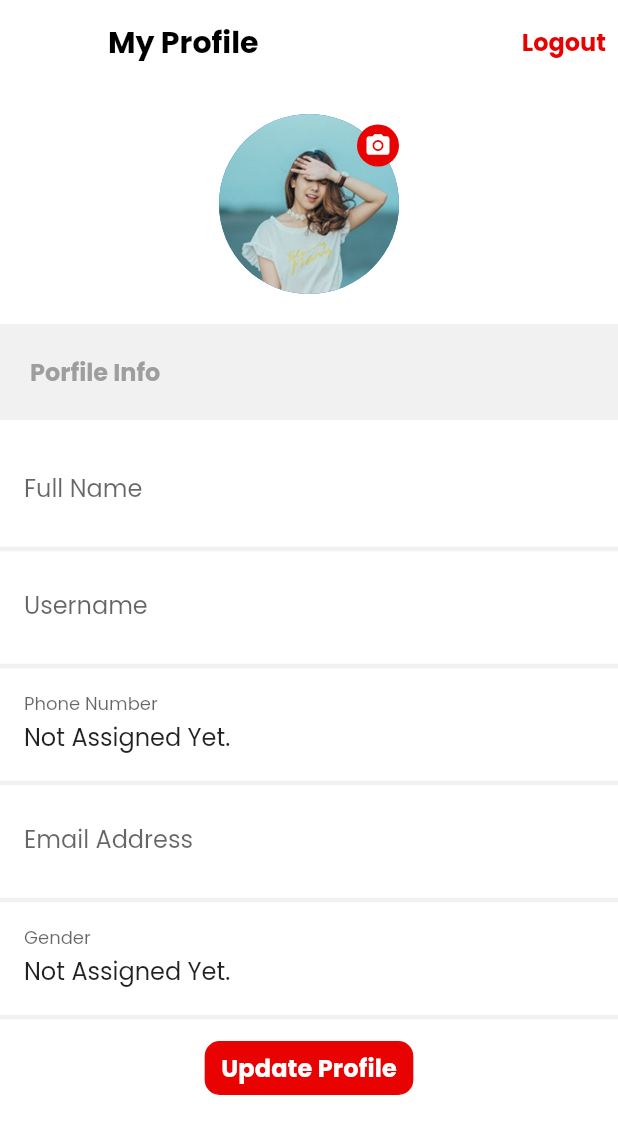
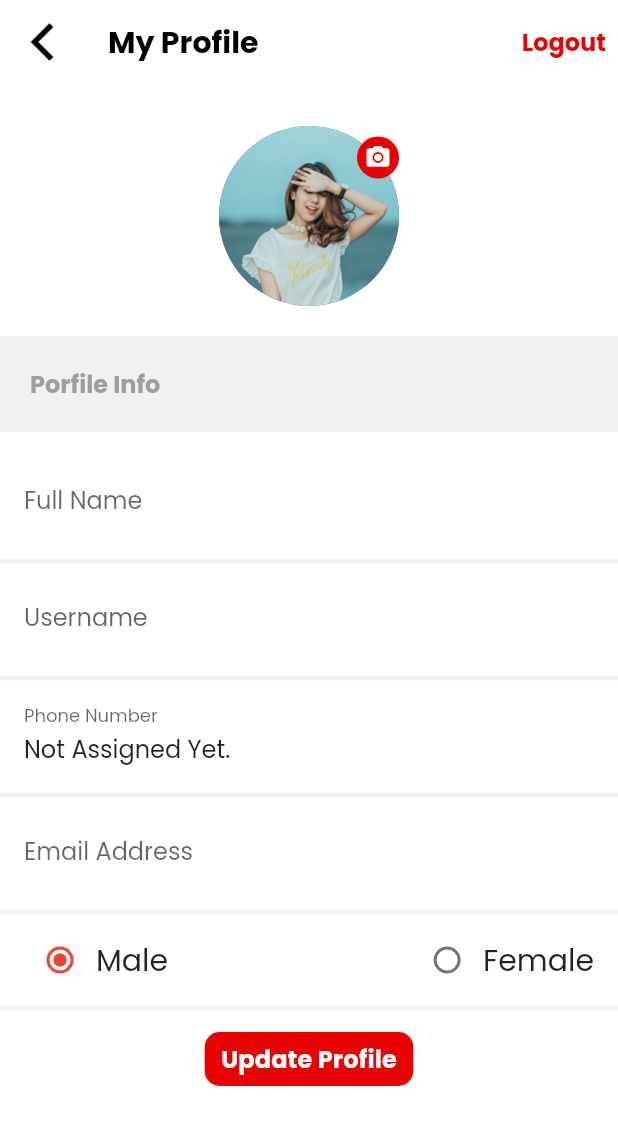
Before and after one commit to mahmourad98/picoffee_social_app, a Flutter app: the ProfileScreen screen opened directly, after a tap on "Update Profile", on a phone screen of 412 x 824 dp. Shown: the top 1134 px of the screen. Run offline on Flutter 3.47's test engine with Material 2 defaults, Android fonts, the phone set to English and light mode, and no system bars; our stand-ins replace bot_toast, firebase_core, firebase_messaging, font_awesome_flutter, shared_preferences; missing offline and left inert: animation_wrappers; accounts and stored records are empty; network calls fail.

Commit message:
profile is finished but no images

```diff
--- a/lib/home/home.dart
+++ b/lib/home/home.dart
@@ -96,6 +96,8 @@ class _HomeScreenState extends State<HomeScreen> {
     final mediaQuery = MediaQuery.of(context);
     final theme = Theme.of(context);
 
+    var name = Provider.of<UserProvider>(context, listen: true).name;
+
     final bHeight = mediaQuery.size.height -
         mediaQuery.padding.top -
         AppBar().preferredSize.height;
@@ -151,7 +153,7 @@ class _HomeScreenState extends State<HomeScreen> {
                         ),
                         Container(
                           child: Text(
-                            'Samantha Smith',
+                            name!,
                             style: theme.textTheme.subtitle2!.copyWith(
                               color: theme.hintColor,
                             ),
--- a/lib/profile/edit_profile.dart
+++ b/lib/profile/edit_profile.dart
@@ -1,8 +1,11 @@
 import 'package:animation_wrappers/animation_wrappers.dart';
 import 'package:flutter/material.dart';
+import 'package:picoffee/providers/GenderProvider.dart';
+import 'package:picoffee/topTweets/topTweets.dart';
 import 'package:provider/provider.dart';
 import 'package:picoffee/app_theme/application_colors.dart';
 import 'package:picoffee/providers/UserProvider.dart';
+import 'package:shared_preferences/shared_preferences.dart';
 
 class ProfileScreen extends StatefulWidget {
   @override
@@ -15,6 +18,7 @@ class _ProfileScreenState extends State<ProfileScreen> {
   TextEditingController phoneTextController = TextEditingController();
   TextEditingController emailTextController = TextEditingController();
   TextEditingController genderTextController = TextEditingController();
+  var _radioValue;
 
   late var name;
   late var email;
@@ -32,7 +36,13 @@ class _ProfileScreenState extends State<ProfileScreen> {
     emailTextController.text = this.email!;
     usernameTextController.text = this.email.split('@')[0].toString();
     phoneTextController.text = this.phone;
-    genderTextController.text = (this.gender.isEmpty) ? "Not Assigned Yet." : this.gender;
+    if(this.gender.toString().toUpperCase().startsWith('F')){
+      _radioValue = 1;
+    }
+    else{
+      _radioValue = 0;
+    }
+    Provider.of<Gender>(context, listen: false).isMale = _radioValue;
     super.initState();
   }
 
@@ -40,6 +50,7 @@ class _ProfileScreenState extends State<ProfileScreen> {
   Widget build(BuildContext context) {
     final theme = Theme.of(context);
     final mediaQuery = MediaQuery.of(context);
+    var _radioValue2 = Provider.of<Gender>(context, listen: true).isMale;
 
     final myAppBar = AppBar(
       title: Text(
@@ -51,12 +62,18 @@ class _ProfileScreenState extends State<ProfileScreen> {
         onPressed: () {
           Navigator.of(context).pop();
         },
-        icon: Icon(Icons.chevron_left),
+        icon: Image.asset(
+          'assets/Icons/back_arrow_icon.png',
+        ),
       ),
       elevation: 0,
       actions: [
         TextButton(
-          onPressed: () {},
+          onPressed: () async{
+            SharedPreferences prefs = await SharedPreferences.getInstance();
+            prefs.clear();
+            Navigator.of(context).pushReplacement(MaterialPageRoute(builder: (context) => TopTweetsScreen()));
+          },
           child: Text(
             'Logout',
             style: theme.textTheme.button!
@@ -67,7 +84,10 @@ class _ProfileScreenState extends State<ProfileScreen> {
     );
     final bheight = mediaQuery.size.height - mediaQuery.padding.top - myAppBar.preferredSize.height;
     return Scaffold(
-      appBar: myAppBar,
+      appBar: PreferredSize(
+        preferredSize: Size.fromHeight(64.0),
+        child: myAppBar,
+      ),
       body: FadedSlideAnimation(
         Container(
           color: ApplicationColors.white,
@@ -191,13 +211,55 @@ class _ProfileScreenState extends State<ProfileScreen> {
                       color: Colors.white,
                       width: double.infinity,
                       padding: EdgeInsets.fromLTRB(16, 0, 16, 0),
-                      child: TextField(
-                        controller: genderTextController,
-                        decoration: InputDecoration(
-                          labelText: 'Gender',
-                          labelStyle: TextStyle(height: 1),
-                          border: InputBorder.none,
-                        ),
+                      child: Row(
+                        mainAxisAlignment: MainAxisAlignment.spaceBetween,
+                        crossAxisAlignment: CrossAxisAlignment.center,
+                        children: [
+                          Row(
+                            mainAxisAlignment: MainAxisAlignment.center,
+                            crossAxisAlignment: CrossAxisAlignment.center,
+                            children: [
+                              Radio(
+                                activeColor: Colors.red,
+                                value: 0,
+                                groupValue: _radioValue2,
+                                onChanged: (dynamic value) {
+                                  print("male $value");
+                                  Provider.of<Gender>(context, listen: false).isMale = value;
+                                },
+                                focusColor: Colors.amberAccent,
+                              ),
+                              Text(
+                                'Male',
+                                style: Theme.of(context).textTheme.headline5?.copyWith(
+                                    fontSize: 20
+                                ),
+                              ),
+                            ],
+                          ),
+                          Row(
+                            mainAxisAlignment: MainAxisAlignment.center,
+                            crossAxisAlignment: CrossAxisAlignment.center,
+                            children: [
+                              Radio(
+                                activeColor: Colors.red,
+                                value: 1,
+                                groupValue: _radioValue2,
+                                onChanged: (dynamic value) {
+                                  print("female $value");
+                                  Provider.of<Gender>(context, listen: false).isMale = value;
+                                },
+                                focusColor: Colors.amberAccent,
+                              ),
+                              Text(
+                                'Female',
+                                style: Theme.of(context).textTheme.headline5?.copyWith(
+                                    fontSize: 20
+                                ),
+                              ),
+                            ],
+                          ),
+                        ],
                       ),
                     ),
                     Divider(
@@ -212,10 +274,20 @@ class _ProfileScreenState extends State<ProfileScreen> {
                     child: GestureDetector(
                       onTap: () {
                         //print(nameTextController.text);
+                        var gender;
+                        switch (_radioValue2){
+                          case 0:
+                            gender = "Male";
+                            break;
+                          case 1:
+                            gender = "Female";
+                            break;
+                        }
+                        print("gender ${gender!}");
                         Provider.of<UserProvider>(context, listen: false).updateUserInfo(
                             emailTextController.text,
                             nameTextController.text,
-                            genderTextController.text);
+                            gender!);
                       },
                       child: Container(
                         //width: constraints.maxWidth * 0.35,
--- a/lib/profile/my_profile_screen.dart
+++ b/lib/profile/my_profile_screen.dart
@@ -24,6 +24,7 @@ class _MyProfileScreenState extends State<MyProfileScreen> {
     super.initState();
     Provider.of<FollowersProvider>(context, listen: false).getFollowers();
     Provider.of<FollowingProvider>(context, listen: false).getFollowing();
+    print("getting tweets");
     Provider.of<TweetsProvider>(context, listen: false).getCurrentUserTweets();
   }
 
--- a/lib/providers/UserProvider.dart
+++ b/lib/providers/UserProvider.dart
@@ -42,28 +42,18 @@ class UserProvider with ChangeNotifier {
       'fcm_token': fcmtoken.toString()
     });
 
-    Map<String, dynamic> data =
-        new Map<String, dynamic>.from(json.decode(response.body));
+    Map<String, dynamic> data = new Map<String, dynamic>.from(json.decode(response.body));
 
     SharedPreferences prefs = await SharedPreferences.getInstance();
-
     prefs.setString('id', data['user']['id'].toString());
     prefs.setString('name', data['user']['name']);
     prefs.setString('email', data['user']['email']);
-    prefs.setString('gender', data['user']['profile']['gender']);
-    //prefs.setString('token', data['token']);
-    //prefs.setBool('logged_in', true);
-
-    prefs.setString('userId', data['user']['id'].toString());
-    prefs.setString('userName', data['user']['name'].toString());
-    prefs.setString('userEmail', data['user']['email'].toString());
-    prefs.setString('userImage', data['user']['image'].toString());
-    prefs.setString('userProfileId', data['user']['profile']['id'].toString());
-    prefs.setString('userProfileGender', data['user']['profile']['gender'].toString());
-    prefs.setString('userProfileFcmToken', data['user']['profile']['fcm_token'].toString());
-    prefs.setString('token', data['token'].toString());
+    prefs.setString('image', data['user']['image'].toString());
+    prefs.setString('profileId', data['user']['profile']['id'].toString());
+    prefs.setString('profileGender', data['user']['profile']['gender'].toString());
+    prefs.setString('profileFcmToken', data['user']['profile']['fcm_token'].toString());
+    prefs.setString('token', data['token']);
     prefs.setBool('logged_in', true);
-
     getUserInfo();
 
     notifyListeners();
@@ -78,24 +68,16 @@ class UserProvider with ChangeNotifier {
       'device_name': deviceName,
     });
 
-    Map<String, dynamic> data =
-        new Map<String, dynamic>.from(json.decode(response.body));
+    Map<String, dynamic> data = new Map<String, dynamic>.from(json.decode(response.body));
 
     SharedPreferences prefs = await SharedPreferences.getInstance();
-
     prefs.setString('id', data['user']['id'].toString());
     prefs.setString('name', data['user']['name']);
     prefs.setString('email', data['user']['email']);
-    //prefs.setString('token', data['token']);
-    //prefs.setBool('logged_in', true);
-
-    prefs.setString('userId', data['user']['id'].toString());
-    prefs.setString('userName', data['user']['name'].toString());
-    prefs.setString('userEmail', data['user']['email'].toString());
-    prefs.setString('userImage', data['user']['image'].toString());
-    prefs.setString('userProfileId', data['user']['profile']['id'].toString());
-    prefs.setString('userProfileGender', data['user']['profile']['gender'].toString());
-    prefs.setString('userProfileFcmToken', data['user']['profile']['fcm_token'].toString());
+    prefs.setString('image', data['user']['image'].toString());
+    prefs.setString('profileId', data['user']['profile']['id'].toString());
+    prefs.setString('profileGender', data['user']['profile']['gender'].toString());
+    prefs.setString('profileFcmToken', data['user']['profile']['fcm_token'].toString());
     prefs.setString('token', data['token'].toString());
     prefs.setBool('logged_in', true);
 
@@ -106,15 +88,15 @@ class UserProvider with ChangeNotifier {
 
   dynamic getUserInfo() async{
     SharedPreferences prefs = await SharedPreferences.getInstance();
-    this.id = prefs.getString('userId')!;
-    this.name = prefs.getString('userName')!;
-    this.email = prefs.getString('userEmail')!;
-    this.imageUrl = prefs.getString('userImage')!;
+    this.id = prefs.getString('id')!;
+    this.name = prefs.getString('name')!;
+    this.email = prefs.getString('email')!;
+    this.imageUrl = prefs.getString('image')!;
     this.token = prefs.getString('token')!;
     this.logged_in = prefs.getBool('logged_in')!;
-    this.profile['id'] = prefs.getString('userProfileId')!;
-    this.profile['gender'] = prefs.getString('userProfileGender')!;
-    this.profile['fcmToken'] = prefs.getString('userProfileFcmToken')!;
+    this.profile['id'] = prefs.getString('profileId')!;
+    this.profile['gender'] = prefs.getString('profileGender')!;
+    this.profile['fcmToken'] = prefs.getString('profileFcmToken')!;
 
     print("id: ${this.id}");
     print("name: ${this.name}");
@@ -130,11 +112,11 @@ class UserProvider with ChangeNotifier {
   }
 
   Future<dynamic> updateUserInfo(dynamic email, dynamic name, dynamic gender) async{
-    SharedPreferences prefs = await SharedPreferences.getInstance();
-    this.id = prefs.getString('userId')!;
-    this.token = prefs.getString('token')!;
+    // SharedPreferences prefs = await SharedPreferences.getInstance();
+    // this.id = prefs.getString('userId')!;
+    // this.token = prefs.getString('token')!;
     var url = api.ApiUrl + "v1/users/update/${this.id}";
-    print(url);
+    //print(url);
     //print(name);
     //print(email);
     //print(gender);
@@ -149,30 +131,19 @@ class UserProvider with ChangeNotifier {
       headers: <String, String>{
         'Authorization': 'Bearer ${this.token}',
       }
-    ).then(
-      (_) async{
-        var _url = api.ApiUrl + "v1/users/${this.id}";
-        var _response = await http.get(
-          Uri.parse(_url),
-          headers: <String, String>{
-            'Authorization': 'Bearer ${this.token}',
-          }
-        );
-        Map<String, dynamic> data =
-        new Map<String, dynamic>.from(json.decode(_response.body));
+    );
 
-        SharedPreferences prefs = await SharedPreferences.getInstance();
-        prefs.setString('userId', data['attributes']['id'].toString());
-        prefs.setString('userName', data['attributes']['name'].toString());
-        prefs.setString('userEmail', data['attributes']['email'].toString());
-        prefs.setString('userImage', data['attributes']['image'].toString());
-        prefs.setString('userProfileId', data['attributes']['profile']['id'].toString());
-        prefs.setString('userProfileGender', data['attributes']['profile']['gender'].toString());
-        prefs.setString('userProfileFcmToken', data['attributes']['profile']['fcm_token'].toString());
-      }
-    );
-    Map<String, dynamic> data =
-    new Map<String, dynamic>.from(json.decode(response.body));
+    Map<String, dynamic> data = new Map<String, dynamic>.from(json.decode(response.body)['data']);
+    //print(data);
+
+    SharedPreferences prefs = await SharedPreferences.getInstance();
+    prefs.setString('id', data['id'].toString());
+    prefs.setString('name', data['attributes']['name'].toString());
+    prefs.setString('email', data['attributes']['email'].toString());
+    prefs.setString('image', data['attributes']['image'].toString());
+    prefs.setString('profileId', data['attributes']['profile']['id'].toString());
+    prefs.setString('profileGender', data['attributes']['profile']['gender'].toString());
+    prefs.setString('profileFcmToken', data['attributes']['profile']['fcm_token'].toString());
 
     getUserInfo();
 
```
Also changed, not shown: 2 other files.
